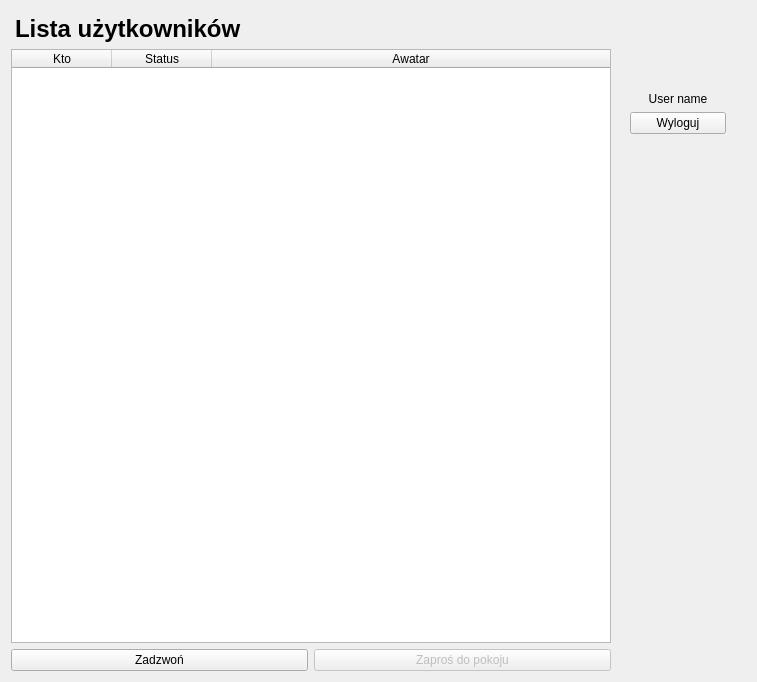
The window that JaroEliCall/gui/ui/main.ui (jaroslaw-wieczorek/Project_IP_Telephony_Python_Voip) describes before a commit, drawn with Qt 5.
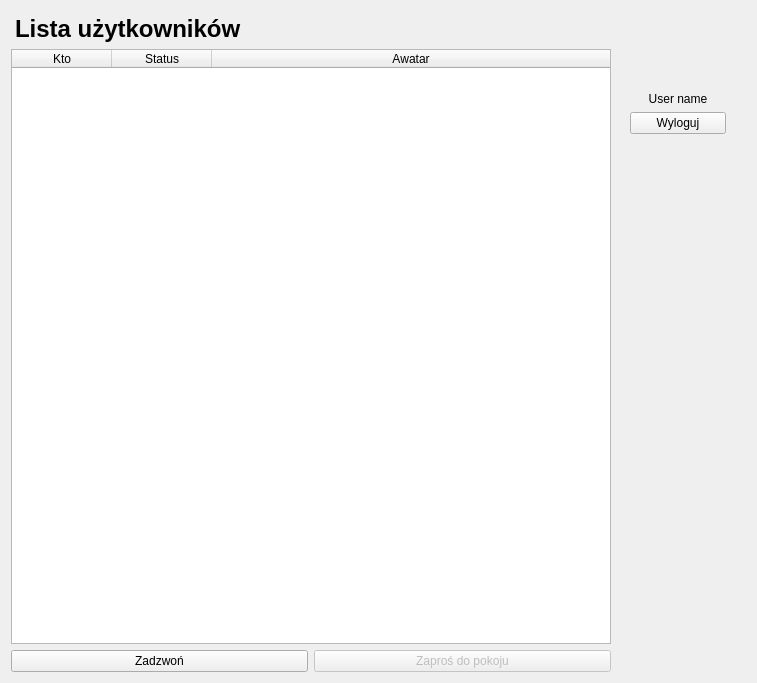
The same window after the commit. Icons and pictures are not drawn.

Diff of the .ui file:
```diff
--- a/JaroEliCall/gui/ui/main.ui
+++ b/JaroEliCall/gui/ui/main.ui
@@ -10,7 +10,7 @@
     <x>0</x>
     <y>0</y>
     <width>757</width>
-    <height>682</height>
+    <height>683</height>
    </rect>
   </property>
   <property name="minimumSize">
```
